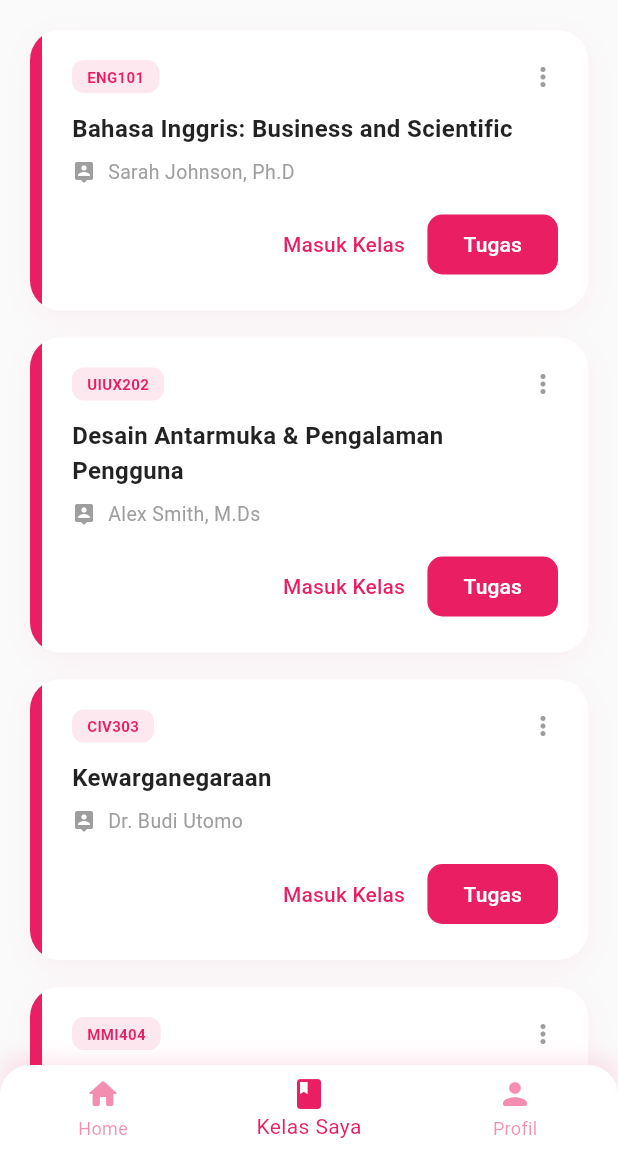
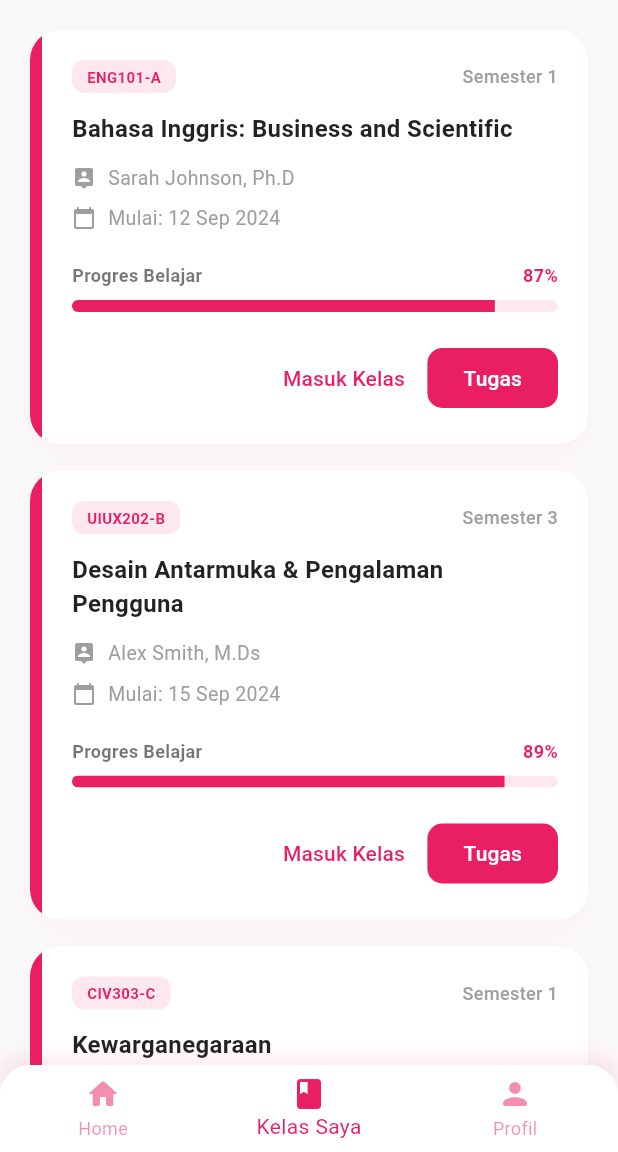
Before and after one commit to Azztldwyh/lms-app, a Flutter app: the screen it shows after launch, item 2 of the bottom bar chosen, on a phone screen of 412 x 824 dp, the part 84-1236 px from its top. Run offline on Flutter 3.47's test engine with Material 3 defaults, Android fonts, the phone set to English and light mode, and no system bars.

Commit message:
menambahkan beberapa informasi di halaman kelas saya

```diff
--- a/lib/screens/my_classes_page.dart
+++ b/lib/screens/my_classes_page.dart
@@ -6,13 +6,62 @@ class MyClassesPage extends StatelessWidget {
   @override
   Widget build(BuildContext context) {
     final List<Map<String, dynamic>> courses = [
-      {'name': 'Bahasa Inggris: Business and Scientific', 'code': 'ENG101', 'instructor': 'Sarah Johnson, Ph.D'},
-      {'name': 'Desain Antarmuka & Pengalaman Pengguna', 'code': 'UIUX202', 'instructor': 'Alex Smith, M.Ds'},
-      {'name': 'Kewarganegaraan', 'code': 'CIV303', 'instructor': 'Dr. Budi Utomo'},
-      {'name': 'Pemrograman Multimedia Interaktif', 'code': 'MMI404', 'instructor': 'Rina Wati, M.Kom'},
-      {'name': 'Pemrograman Perangkat Bergerak Multimedia', 'code': 'MOB505', 'instructor': 'Andi Pratama, S.Kom'},
-      {'name': 'Sistem Operasi', 'code': 'OS606', 'instructor': 'Prof. Haryanto'},
-      {'name': 'Olah Raga', 'code': 'SPO707', 'instructor': 'Coach Bambang'},
+      {
+        'name': 'Bahasa Inggris: Business and Scientific',
+        'code': 'ENG101-A',
+        'instructor': 'Sarah Johnson, Ph.D',
+        'startDate': '12 Sep 2024',
+        'semester': 'Semester 1',
+        'progress': 0.87,
+      },
+      {
+        'name': 'Desain Antarmuka & Pengalaman Pengguna',
+        'code': 'UIUX202-B',
+        'instructor': 'Alex Smith, M.Ds',
+        'startDate': '15 Sep 2024',
+        'semester': 'Semester 3',
+        'progress': 0.89,
+      },
+      {
+        'name': 'Kewarganegaraan',
+        'code': 'CIV303-C',
+        'instructor': 'Dr. Budi Utomo',
+        'startDate': '10 Sep 2024',
+        'semester': 'Semester 1',
+        'progress': 0.86,
+      },
+      {
+        'name': 'Pemrograman Multimedia Interaktif',
+        'code': 'MMI404-D',
+        'instructor': 'Rina Wati, M.Kom',
+        'startDate': '14 Sep 2024',
+        'semester': 'Semester 5',
+        'progress': 0.90,
+      },
+      {
+        'name': 'Pemrograman Perangkat Bergerak Multimedia',
+        'code': 'MOB505-E',
+        'instructor': 'Andi Pratama, S.Kom',
+        'startDate': '16 Sep 2024',
+        'semester': 'Semester 5',
+        'progress': 0.88,
+      },
+      {
+        'name': 'Sistem Operasi',
+        'code': 'OS606-F',
+        'instructor': 'Prof. Haryanto',
+        'startDate': '11 Sep 2024',
+        'semester': 'Semester 3',
+        'progress': 0.87,
+      },
+      {
+        'name': 'Olah Raga',
+        'code': 'SPO707-G',
+        'instructor': 'Coach Bambang',
+        'startDate': '13 Sep 2024',
+        'semester': 'Semester 1',
+        'progress': 0.86,
+      },
     ];
 
     return Scaffold(
@@ -36,17 +85,28 @@ class MyClassesPage extends StatelessWidget {
         padding: const EdgeInsets.all(20),
         itemCount: courses.length,
         itemBuilder: (context, index) {
+          final course = courses[index];
           return _buildCourseCard(
-            courses[index]['name']!,
-            courses[index]['code']!,
-            courses[index]['instructor']!,
+            course['name'],
+            course['code'],
+            course['instructor'],
+            course['startDate'],
+            course['semester'],
+            course['progress'],
           );
         },
       ),
     );
   }
 
-  Widget _buildCourseCard(String title, String code, String instructor) {
+  Widget _buildCourseCard(
+    String title,
+    String code,
+    String instructor,
+    String startDate,
+    String semester,
+    double progress,
+  ) {
     return Container(
       margin: const EdgeInsets.only(bottom: 18),
       decoration: BoxDecoration(
@@ -93,7 +153,14 @@ class MyClassesPage extends StatelessWidget {
                               ),
                             ),
                           ),
-                          const Icon(Icons.more_vert_rounded, color: Colors.grey, size: 20),
+                          Text(
+                            semester,
+                            style: const TextStyle(
+                              color: Colors.grey,
+                              fontSize: 12,
+                              fontWeight: FontWeight.w500,
+                            ),
+                          ),
                         ],
                       ),
                       const SizedBox(height: 12),
@@ -105,21 +172,53 @@ class MyClassesPage extends StatelessWidget {
                           color: Colors.black87,
                         ),
                       ),
-                      const SizedBox(height: 8),
+                      const SizedBox(height: 12),
                       Row(
                         children: [
                           const Icon(Icons.person_pin_rounded, size: 16, color: Colors.grey),
                           const SizedBox(width: 8),
                           Text(
                             instructor,
-                            style: const TextStyle(
-                              fontSize: 13,
-                              color: Colors.grey,
-                            ),
+                            style: const TextStyle(fontSize: 13, color: Colors.grey),
                           ),
                         ],
                       ),
-                      const SizedBox(height: 15),
+                      const SizedBox(height: 8),
+                      Row(
+                        children: [
+                          const Icon(Icons.calendar_today_rounded, size: 16, color: Colors.grey),
+                          const SizedBox(width: 8),
+                          Text(
+                            'Mulai: $startDate',
+                            style: const TextStyle(fontSize: 13, color: Colors.grey),
+                          ),
+                        ],
+                      ),
+                      const SizedBox(height: 20),
+                      Row(
+                        mainAxisAlignment: MainAxisAlignment.spaceBetween,
+                        children: [
+                          const Text(
+                            'Progres Belajar',
+                            style: TextStyle(fontSize: 12, fontWeight: FontWeight.w600, color: Colors.black54),
+                          ),
+                          Text(
+                            '${(progress * 100).toInt()}%',
+                            style: const TextStyle(fontSize: 12, fontWeight: FontWeight.bold, color: Colors.pink),
+                          ),
+                        ],
+                      ),
+                      const SizedBox(height: 8),
+                      ClipRRect(
+                        borderRadius: BorderRadius.circular(10),
+                        child: LinearProgressIndicator(
+                          value: progress,
+                          backgroundColor: Colors.pink.withOpacity(0.1),
+                          valueColor: const AlwaysStoppedAnimation<Color>(Colors.pink),
+                          minHeight: 8,
+                        ),
+                      ),
+                      const SizedBox(height: 20),
                       Row(
                         mainAxisAlignment: MainAxisAlignment.end,
                         children: [
```
